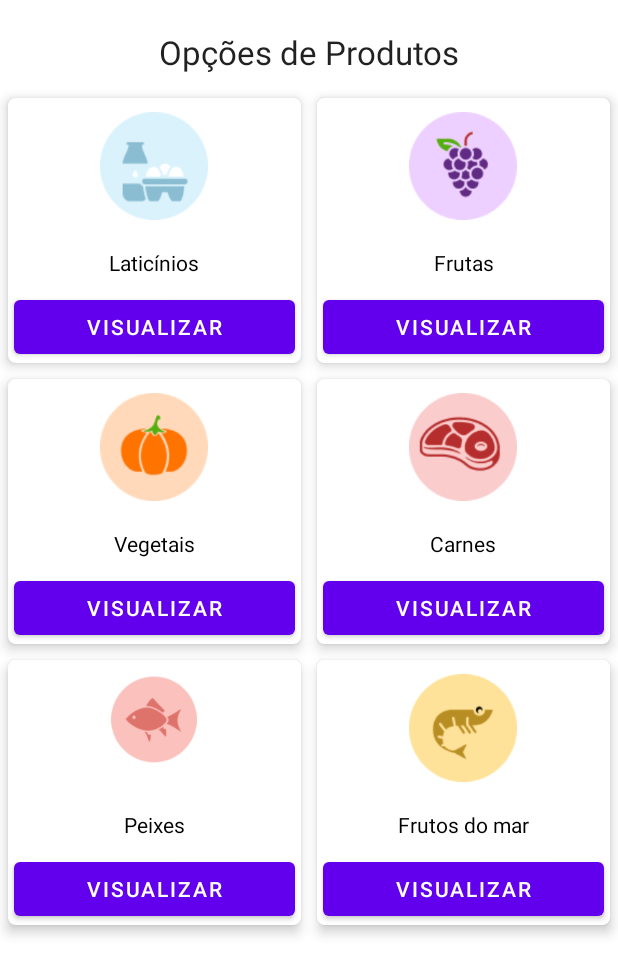
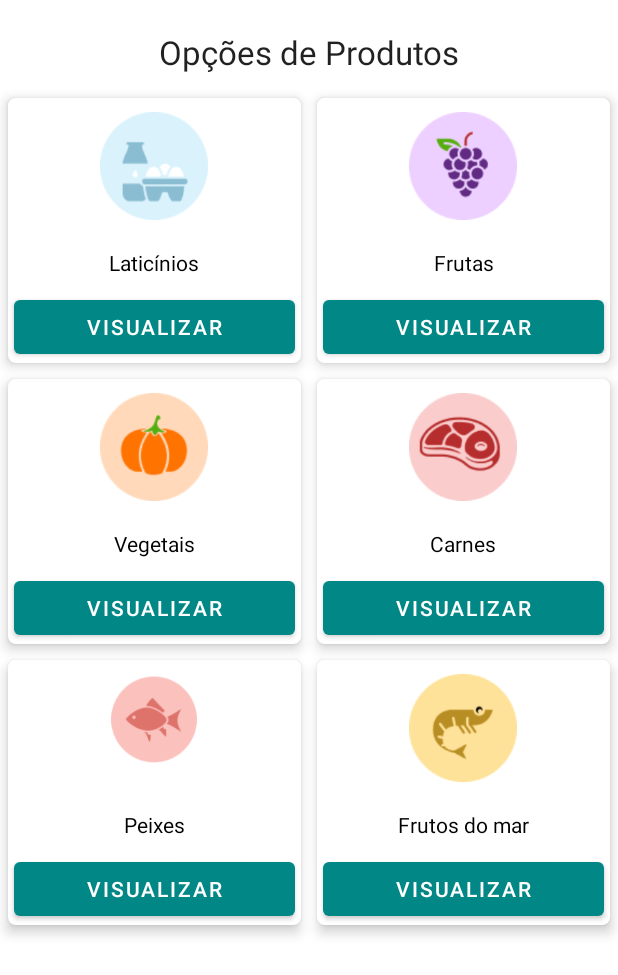
Before and after one commit to FIAP-repositorios/GRO-APP, an Android app: the screen it shows after launch (MainActivity), on a phone screen of 412 x 824 dp. Shown: the top 975 px of the screen. Run offline under Robolectric (Android 15) with nearby library versions, the light colour scheme and no system bars.

Commit message:
feat: config main color

```diff
--- a/app/src/main/res/values-night/themes.xml
+++ b/app/src/main/res/values-night/themes.xml
@@ -1,13 +1,13 @@
 <resources xmlns:tools="http://schemas.android.com/tools">
     <!-- Base application theme. -->
-    <style name="Theme.MyApplication" parent="Theme.MaterialComponents.DayNight.DarkActionBar">
+    <style name="Theme.MyApplication" parent="Theme.MaterialComponents.DayNight.NoActionBar">
         <!-- Primary brand color. -->
-        <item name="colorPrimary">@color/purple_200</item>
-        <item name="colorPrimaryVariant">@color/purple_700</item>
+        <item name="colorPrimary">@color/teal_700</item>
+        <item name="colorPrimaryVariant">@color/teal_700</item>
         <item name="colorOnPrimary">@color/black</item>
         <!-- Secondary brand color. -->
-        <item name="colorSecondary">@color/teal_200</item>
-        <item name="colorSecondaryVariant">@color/teal_200</item>
+        <item name="colorSecondary">@color/teal_700</item>
+        <item name="colorSecondaryVariant">@color/teal_700</item>
         <item name="colorOnSecondary">@color/black</item>
         <!-- Status bar color. -->
         <item name="android:statusBarColor">?attr/colorPrimaryVariant</item>
--- a/app/src/main/res/values/themes.xml
+++ b/app/src/main/res/values/themes.xml
@@ -2,11 +2,11 @@
     <!-- Base application theme. -->
     <style name="Theme.MyApplication" parent="Theme.MaterialComponents.DayNight.NoActionBar">
         <!-- Primary brand color. -->
-        <item name="colorPrimary">@color/purple_500</item>
-        <item name="colorPrimaryVariant">@color/purple_700</item>
+        <item name="colorPrimary">@color/teal_700</item>
+        <item name="colorPrimaryVariant">@color/teal_700</item>
         <item name="colorOnPrimary">@color/white</item>
         <!-- Secondary brand color. -->
-        <item name="colorSecondary">@color/teal_200</item>
+        <item name="colorSecondary">@color/teal_700</item>
         <item name="colorSecondaryVariant">@color/teal_700</item>
         <item name="colorOnSecondary">@color/black</item>
         <!-- Status bar color. -->
```
